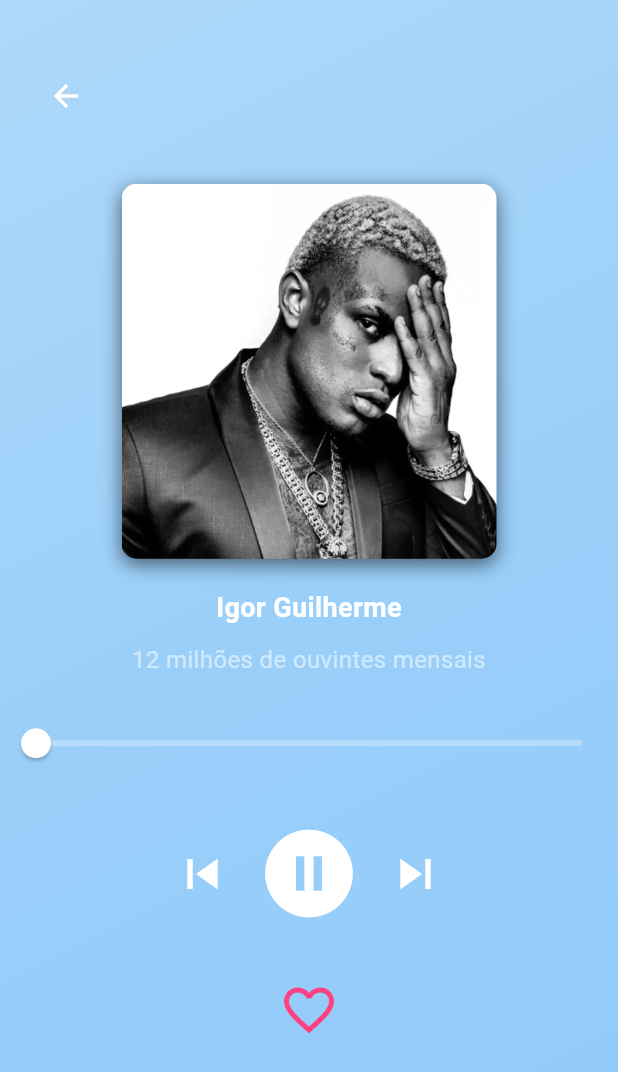
After one commit to LLetzel/GalaxyFy, a Flutter app: the DetailPage screen opened by its route, after a tap on the "play circle filled" icon, on a phone screen of 412 x 824 dp. The commit adds this screen. Shown: the top 1072 px of the screen. Run offline on Flutter 3.47's test engine with Material 3 defaults, Android fonts, the phone set to English and light mode, and no system bars; our stand-ins replace audioplayers, palette_generator; Roboto replaces fonts that are missing (inriaSans).

Commit message:
qqr coisa

```diff
--- a/lib/main.dart
+++ b/lib/main.dart
@@ -9,7 +9,7 @@ import 'package:galaxyfy_application/pages/splash.dart';
 import 'package:galaxyfy_application/pages/catalago.dart';
 import 'package:galaxyfy_application/pages/selecaodeconta.dart';
 import 'package:galaxyfy_application/pages/biblioteca.dart';
-
+import 'package:galaxyfy_application/pages/mcig.dart';
 
 void main() {
   runApp(const MyApp());
@@ -17,7 +17,6 @@ void main() {
 
 class MyApp extends StatelessWidget {
   const MyApp({super.key});
-
 
   @override
   Widget build(BuildContext context) {
@@ -36,7 +35,8 @@ class MyApp extends StatelessWidget {
         '/cadastro2': (context) => const Cadastro2_GalaxyFy(),
         '/home': (context) => const HomePage(),
         '/selecaodeconta': (context) => const SelectAccountScreen(),
-        '/biblioteca': (context) => const LibraryPage()
+        '/biblioteca': (context) => const LibraryPage(),
+        '/mcig': (context) => const DetailPage(),
       },
     );
   }
--- /dev/null
+++ b/lib/pages/mcig.dart
@@ -0,0 +1,192 @@
+import 'package:flutter/material.dart';
+import 'package:audioplayers/audioplayers.dart';
+import 'package:palette_generator/palette_generator.dart';
+
+class DetailPage extends StatefulWidget {
+  const DetailPage({super.key});
+
+  @override
+  _DetailPageState createState() => _DetailPageState();
+}
+
+class _DetailPageState extends State<DetailPage> {
+  final AudioPlayer _audioPlayer = AudioPlayer();
+  double _sliderValue = 0.0;
+  Duration _audioDuration = Duration.zero;
+  Duration _currentPosition = Duration.zero;
+  bool isPlaying = false;
+  Color _dominantColor = Colors.blue.shade200;
+
+  final String item = "Igor Guilherme";
+  final String artist = "12 milhões de ouvintes mensais";
+  final String imageUrl = "assets/mcig.png";
+
+  @override
+  void initState() {
+    super.initState();
+    _atualizarCorDominante();
+
+    _audioPlayer.onDurationChanged.listen((duration) {
+      setState(() {
+        _audioDuration = duration;
+      });
+    });
+
+    _audioPlayer.onPositionChanged.listen((position) {
+      setState(() {
+        _currentPosition = position;
+        _sliderValue = _audioDuration.inSeconds > 0
+            ? _currentPosition.inSeconds / _audioDuration.inSeconds
+            : 0.0;
+      });
+    });
+  }
+
+  Future<void> _atualizarCorDominante() async {
+    final PaletteGenerator paletteGenerator = await PaletteGenerator.fromImageProvider(
+      AssetImage(imageUrl),
+    );
+
+    setState(() {
+      _dominantColor = paletteGenerator.dominantColor?.color ?? Colors.blue.shade200;
+    });
+  }
+
+  void _tocarPausarAudio() async {
+    if (isPlaying) {
+      await _audioPlayer.pause();
+    } else {
+      await _audioPlayer.play(AssetSource('songs/deusporfavor.mp3')); // Defina o caminho do áudio
+    }
+    setState(() {
+      isPlaying = !isPlaying;
+    });
+  }
+
+  @override
+  void dispose() {
+    _audioPlayer.dispose();
+    super.dispose();
+  }
+
+  @override
+  Widget build(BuildContext context) {
+    return Scaffold(
+      body: Stack(
+        children: [
+          Container(
+            decoration: BoxDecoration(
+              gradient: LinearGradient(
+                colors: [
+                  _dominantColor.withOpacity(0.7),
+                  _dominantColor.withOpacity(0.9),
+                  _dominantColor,
+                ],
+                begin: Alignment.topLeft,
+                end: Alignment.bottomRight,
+              ),
+            ),
+          ),
+          Column(
+            mainAxisAlignment: MainAxisAlignment.center,
+            children: [
+              Container(
+                width: 250,
+                height: 250,
+                decoration: BoxDecoration(
+                  image: DecorationImage(
+                    image: AssetImage(imageUrl),
+                    fit: BoxFit.cover,
+                  ),
+                  borderRadius: BorderRadius.circular(10),
+                  boxShadow: [
+                    BoxShadow(
+                      color: Colors.black54,
+                      blurRadius: 10,
+                      offset: Offset(0, 4),
+                    ),
+                  ],
+                ),
+              ),
+              const SizedBox(height: 20),
+              Text(
+                item,
+                textAlign: TextAlign.center,
+                style: TextStyle(
+                  color: Colors.white,
+                  fontSize: 18,
+                  fontWeight: FontWeight.bold,
+                ),
+              ),
+              const SizedBox(height: 10),
+              Text(
+                artist,
+                textAlign: TextAlign.center,
+                style: TextStyle(
+                  color: Colors.white54,
+                  fontSize: 16,
+                ),
+              ),
+              const SizedBox(height: 20),
+              Slider(
+                value: _sliderValue,
+                onChanged: (newValue) {
+                  final newPosition = Duration(seconds: (_audioDuration.inSeconds * newValue).toInt());
+                  _audioPlayer.seek(newPosition);
+                  setState(() {
+                    _sliderValue = newValue;
+                  });
+                },
+                activeColor: Colors.white,
+                inactiveColor: Colors.white30,
+                min: 0.0,
+                max: 1.0,
+              ),
+              const SizedBox(height: 20),
+              Row(
+                mainAxisAlignment: MainAxisAlignment.center,
+                children: [
+                  IconButton(
+                    icon: Icon(Icons.skip_previous),
+                    color: Colors.white,
+                    iconSize: 40,
+                    onPressed: () {},
+                  ),
+                  IconButton(
+                    icon: Icon(isPlaying ? Icons.pause_circle_filled : Icons.play_circle_fill),
+                    color: Colors.white,
+                    iconSize: 70,
+                    onPressed: _tocarPausarAudio,
+                  ),
+                  IconButton(
+                    icon: Icon(Icons.skip_next),
+                    color: Colors.white,
+                    iconSize: 40,
+                    onPressed: () {},
+                  ),
+                ],
+              ),
+              const SizedBox(height: 20),
+              IconButton(
+                icon: Icon(Icons.favorite_border),
+                color: Colors.pinkAccent,
+                iconSize: 40,
+                onPressed: () {},
+              ),
+            ],
+          ),
+          Positioned(
+            top: 40,
+            left: 20,
+            child: IconButton(
+              icon: Icon(Icons.arrow_back, color: Colors.white),
+              onPressed: () {
+                Navigator.pop(context);
+              },
+            ),
+          ),
+        ],
+      ),
+    );
+  }
+}
```
